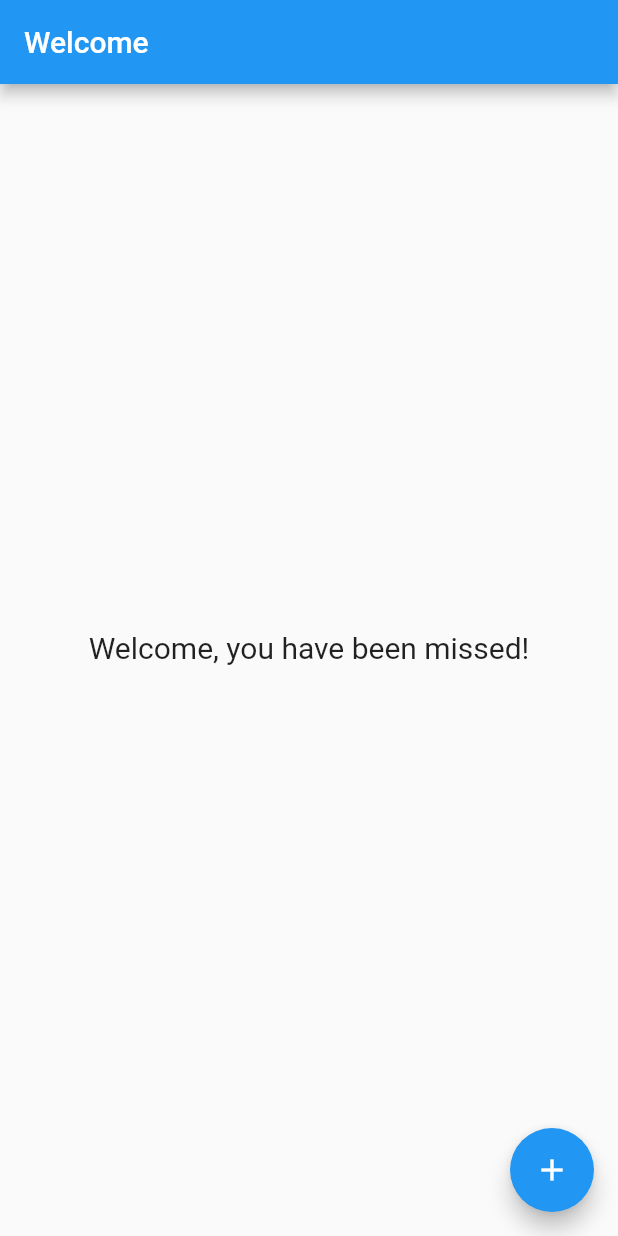
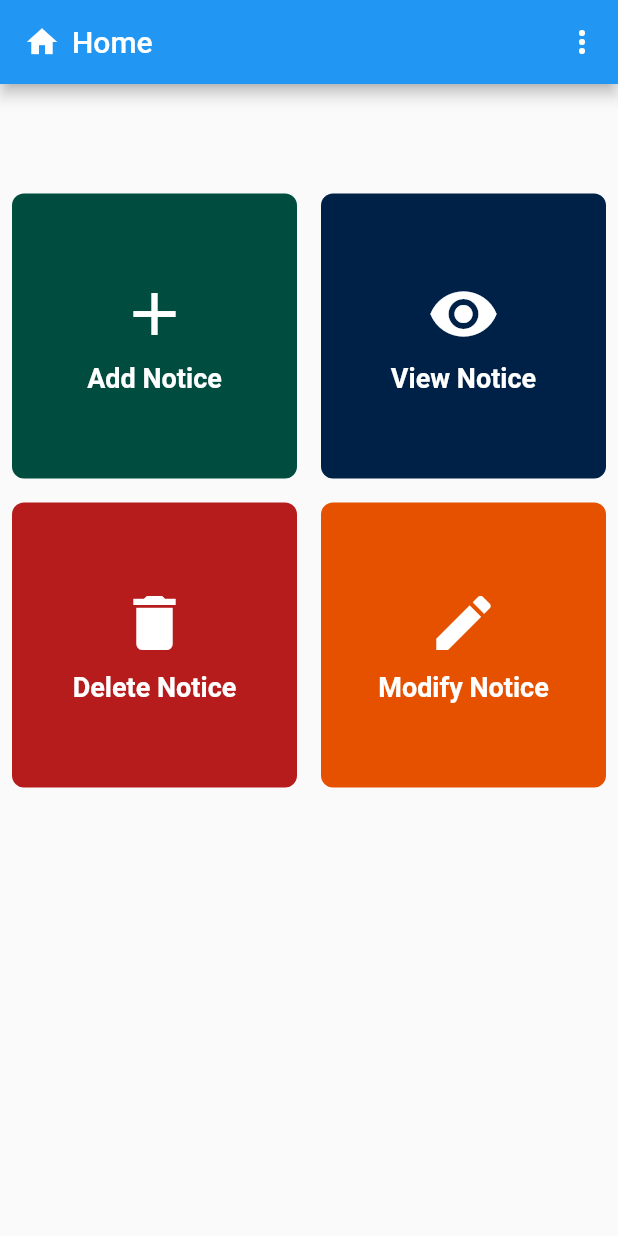
Before and after one commit to Finest321/notice, a Flutter app: the WelcomePage screen opened directly with empty values, on a phone screen of 412 x 824 dp. Run offline on Flutter 3.47's test engine with Material 2 defaults, Android fonts, the phone set to English and light mode, and no system bars; our stand-ins replace cloud_firestore, firebase_auth, firebase_core, image_picker; accounts and stored records are empty.

Commit message:
Flutter app2

```diff
--- a/lib/pages/welcome_page.dart
+++ b/lib/pages/welcome_page.dart
@@ -1,4 +1,5 @@
 import 'package:flutter/material.dart';
+import 'package:flutter_app/pages/add_notice.dart';
 
 class WelcomePage extends StatefulWidget {
   final bool isStudent;
@@ -10,14 +11,6 @@ class WelcomePage extends StatefulWidget {
 }
 
 class _WelcomePageState extends State<WelcomePage> {
-  bool showActions = false;
-
-  void toggleActions() {
-    setState(() {
-      showActions = !showActions;
-    });
-  }
-
   void signOut() {
     // Implement the sign-out logic here
     // For example, you can navigate back to the sign-in screen
@@ -28,70 +21,142 @@ class _WelcomePageState extends State<WelcomePage> {
   Widget build(BuildContext context) {
     return Scaffold(
       appBar: AppBar(
-        title: Text('Welcome'),
+        automaticallyImplyLeading: false,
+        title: Row(
+          children: [
+            Icon(Icons.home), // Home Icon
+            SizedBox(width: 8), // Add some space between the icon and text
+            Text('Home'), // Title text
+          ],
         ),
-      body: Center(
-        child: Column(
-          mainAxisAlignment: MainAxisAlignment.center,
-          children: <Widget>[
-            Text(
-              'Welcome, you have been missed!',
-              style: TextStyle(fontSize: 20.0),
+        actions: [
+          // Overflow menu with three dots
+          PopupMenuButton<String>(
+            itemBuilder: (BuildContext context) => <PopupMenuEntry<String>>[
+              PopupMenuItem<String>(
+                value: 'item1',
+                child: Text('Settings'),
               ),
-            SizedBox(height: 16.0),
-            if (!widget.isStudent && showActions) ...[
-              SizedBox(height: 16.0),
-              ElevatedButton(
-                onPressed: () {
-                  // Add functionality to add notice
-                  // Implement the logic for adding a notice here
-                },
-                child: Text('Add Notice'),
+              PopupMenuItem<String>(
+                value: 'item2',
+                child: Text('My Profile'),
               ),
-              SizedBox(height: 16.0),
-              ElevatedButton(
-                onPressed: () {
-                  // Add functionality to view notice
-                  // Implement the logic for viewing notices here
-                },
-                child: Text('View Notice'),
+              PopupMenuItem<String>(
+                value: 'item2',
+                child: Text('Logout'),
               ),
-              SizedBox(height: 16.0),
-              ElevatedButton(
-                onPressed: () {
-                  // Implement the sign-out logic for staff
-                  signOut();
-                },
-                child: Text('Sign Out'),
+              // Add more items as needed
+            ],
           ),
         ],
-            if (widget.isStudent && showActions) ...[
-              SizedBox(height: 16.0),
-              ElevatedButton(
-                onPressed: () {
-                  // Add functionality to view notice
-                  // Implement the logic for viewing notices here
+      ),
+      body: Padding(
+        padding: const EdgeInsets.only(top: 65.0), // Add padding to the top
+        child: Column(
+          mainAxisAlignment: MainAxisAlignment.start,
+          mainAxisSize: MainAxisSize.min,
+          children: <Widget>[
+            // Grid with 2 rows and 2 columns
+            GridView.count(
+              crossAxisCount: 2, // 2 columns in the grid
+              shrinkWrap: true, // To make GridView scrollable if needed
+              children: <Widget>[
+                // Staff view
+                if (!widget.isStudent) ...[
+                  _buildSquareBox(
+                    backgroundColor: Color(0xFF004d40), // Blue color
+                    title: 'Add Notice',
+                    icon: Icons.add,
+                    onTap: () {
+                      Navigator.push(
+                        context,
+                        MaterialPageRoute(
+                          builder: (context) => AddNoticeScreen(),
+                        ),
+                      );
                     },
-                child: Text('View Notice'),
                   ),
-              SizedBox(height: 16.0),
-              ElevatedButton(
-                onPressed: () {
-                  // Implement the sign-out logic for students
-                  signOut();
+                  _buildSquareBox(
+                    backgroundColor: Color(0xFF002147), // Green color
+                    title: 'View Notice',
+                    icon: Icons.visibility,
+                    onTap: () {
+                      // Implement logic for viewing notices here
                     },
-                child: Text('Sign Out'),
+                  ),
+                  _buildSquareBox(
+                    backgroundColor: Color(0xFFb71c1c), // Red color
+                    title: 'Delete Notice',
+                    icon: Icons.delete,
+                    onTap: () {
+                      // Implement logic for deleting notices here
+                    },
+                  ),
+                  _buildSquareBox(
+                    backgroundColor: Color(0xFFe65100), // Orange color
+                    title: 'Modify Notice',
+                    icon: Icons.edit,
+                    onTap: () {
+                      // Implement logic for modifying notices here
+                    },
+                  ),
+                ],
+                // Student view
+                if (widget.isStudent) ...[
+                  Padding(
+                    padding: const EdgeInsets.all(8.0), // Add padding
+                    child: _buildSquareBox(
+                      backgroundColor: Color(0xFF002147), // Green color
+                      title: 'View Notice',
+                      icon: Icons.visibility,
+                      onTap: () {
+                        // Implement logic for viewing notices here
+                      },
+                    ),
                   ),
                 ],
               ],
             ),
+          ],
         ),
-      floatingActionButton: FloatingActionButton(
-        onPressed: () {
-          toggleActions(); // Toggle the display of actions
-        },
-        child: Icon(
-          showActions ? Icons.close : Icons.add,
+      ),
+    );
+  }
+
+  Widget _buildSquareBox({
+    required Color backgroundColor,
+    required String title,
+    required IconData icon,
+    required VoidCallback onTap,
+  }) {
+    return Padding(
+      padding: const EdgeInsets.all(8.0), // Add padding
+      child: Container(
+        decoration: BoxDecoration(
+          color: backgroundColor,
+          borderRadius: BorderRadius.circular(8.0),
+        ),
+        child: InkWell(
+          onTap: onTap,
+          child: Column(
+            mainAxisAlignment: MainAxisAlignment.center,
+            children: <Widget>[
+              Icon(
+                icon,
+                size: 48.0,
+                color: Colors.white,
+              ),
+              SizedBox(height: 8.0),
+              Text(
+                title,
+                style: TextStyle(
+                  color: Colors.white,
+                  fontWeight: FontWeight.bold,
+                  fontSize: 18.0,
+                ),
+              ),
+            ],
+          ),
         ),
       ),
     );
```
Also changed, not shown: lib/pages/add_notice.dart (added, +157 -0 lines), lib/pages/auth_service.dart (added, +16 -0 lines), lib/pages/signin_page.dart (+24 -1 lines), pubspec.yaml (+5 -4 lines), lib/pages/settungs.dart (added), lib/pages/view_notice.dart (added), pubspec.lock, 6 other files. Lines whose indentation alone changed are shown as unchanged.
